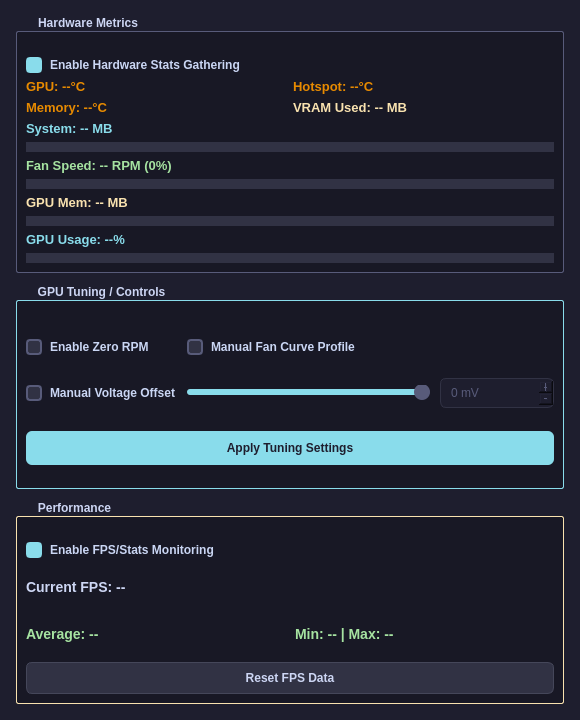
First picture: the form in Gui.ui, repository matteotenca/amdfansensors, before the edit.
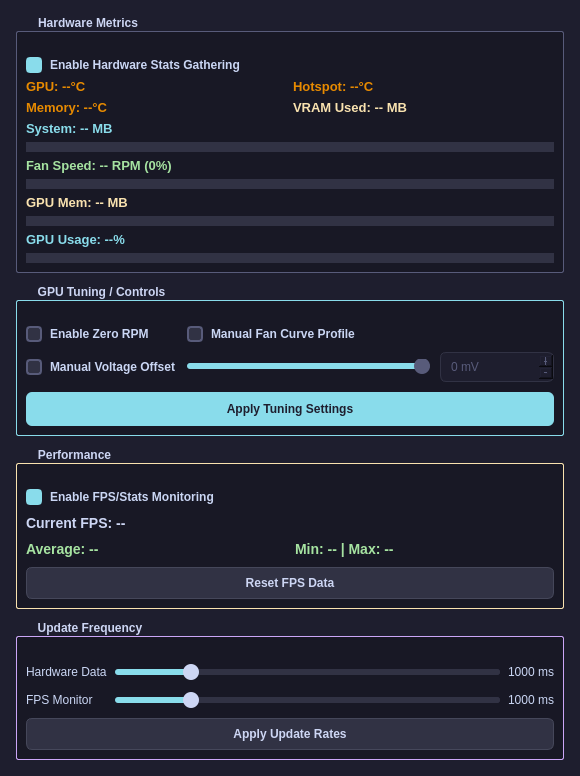
Second picture: the form after the edit.

Commit message:
feat(gui): add per-metric refresh rate sliders
Add an "Update Frequency" group after the Performance box with two
sliders (100-5000 ms) for hardware data and the FPS monitor. Sliders
initialize from the -a/-A CLI values and, like Apply Tuning Settings,
the "Apply Update Rates" button is only enabled when a rate differs
from the currently applied value.

- Move the Update Frequency group after the Performance box
- Apply button matches the tuning button's enable/disable behavior
- fps-only mode disables the hardware-data slider row

Patch:
```diff
--- a/Gui.ui
+++ b/Gui.ui
@@ -54,6 +54,10 @@
     border-color: #F9E2AF;
 }
 
+QGroupBox#m_refreshRateGroup {
+    border-color: #CBA6F7;
+}
+
 /* === Labels === */
 QLabel {
     color: #CAD6F4;
@@ -655,6 +659,103 @@
       </layout>
      </widget>
     </item>
+    <item>
+     <widget class="QGroupBox" name="m_refreshRateGroup">
+      <property name="title">
+       <string>Update Frequency</string>
+      </property>
+      <layout class="QGridLayout" name="refreshRateLayout">
+       <property name="spacing">
+        <number>8</number>
+       </property>
+       <item row="0" column="0">
+        <widget class="QLabel" name="m_hwRefreshLabelTitle">
+         <property name="text">
+          <string>Hardware Data</string>
+         </property>
+        </widget>
+       </item>
+       <item row="0" column="1">
+        <widget class="QSlider" name="m_hwRefreshSlider">
+         <property name="minimum">
+          <number>100</number>
+         </property>
+         <property name="maximum">
+          <number>5000</number>
+         </property>
+         <property name="value">
+          <number>1000</number>
+         </property>
+         <property name="orientation">
+          <enum>Qt::Orientation::Horizontal</enum>
+         </property>
+         <property name="tickPosition">
+          <enum>QSlider::TickPosition::TicksBelow</enum>
+         </property>
+         <property name="tickInterval">
+          <number>500</number>
+         </property>
+        </widget>
+       </item>
+       <item row="0" column="2">
+        <widget class="QLabel" name="m_hwRefreshValueLabel">
+         <property name="alignment">
+          <set>Qt::AlignmentFlag::AlignRight|Qt::AlignmentFlag::AlignVCenter</set>
+         </property>
+         <property name="text">
+          <string>1000 ms</string>
+         </property>
+        </widget>
+       </item>
+       <item row="1" column="0">
+        <widget class="QLabel" name="m_fpsRefreshLabelTitle">
+         <property name="text">
+          <string>FPS Monitor</string>
+         </property>
+        </widget>
+       </item>
+       <item row="1" column="1">
+        <widget class="QSlider" name="m_fpsRefreshSlider">
+         <property name="minimum">
+          <number>100</number>
+         </property>
+         <property name="maximum">
+          <number>5000</number>
+         </property>
+         <property name="value">
+          <number>1000</number>
+         </property>
+         <property name="orientation">
+          <enum>Qt::Orientation::Horizontal</enum>
+         </property>
+         <property name="tickPosition">
+          <enum>QSlider::TickPosition::TicksBelow</enum>
+         </property>
+         <property name="tickInterval">
+          <number>500</number>
+         </property>
+        </widget>
+       </item>
+       <item row="1" column="2">
+        <widget class="QLabel" name="m_fpsRefreshValueLabel">
+         <property name="alignment">
+          <set>Qt::AlignmentFlag::AlignRight|Qt::AlignmentFlag::AlignVCenter</set>
+         </property>
+         <property name="text">
+          <string>1000 ms</string>
+         </property>
+        </widget>
+       </item>
+       <item row="2" column="0" colspan="3">
+        <widget class="QPushButton" name="m_applyRefreshRateButton">
+         <property name="text">
+          <string>Apply Update Rates</string>
+         </property>
+        </widget>
+       </item>
+      </layout>
+     </widget>
+    </item>
    </layout>
   </widget>
  </widget>
```
The commit also changes 2 other files.
